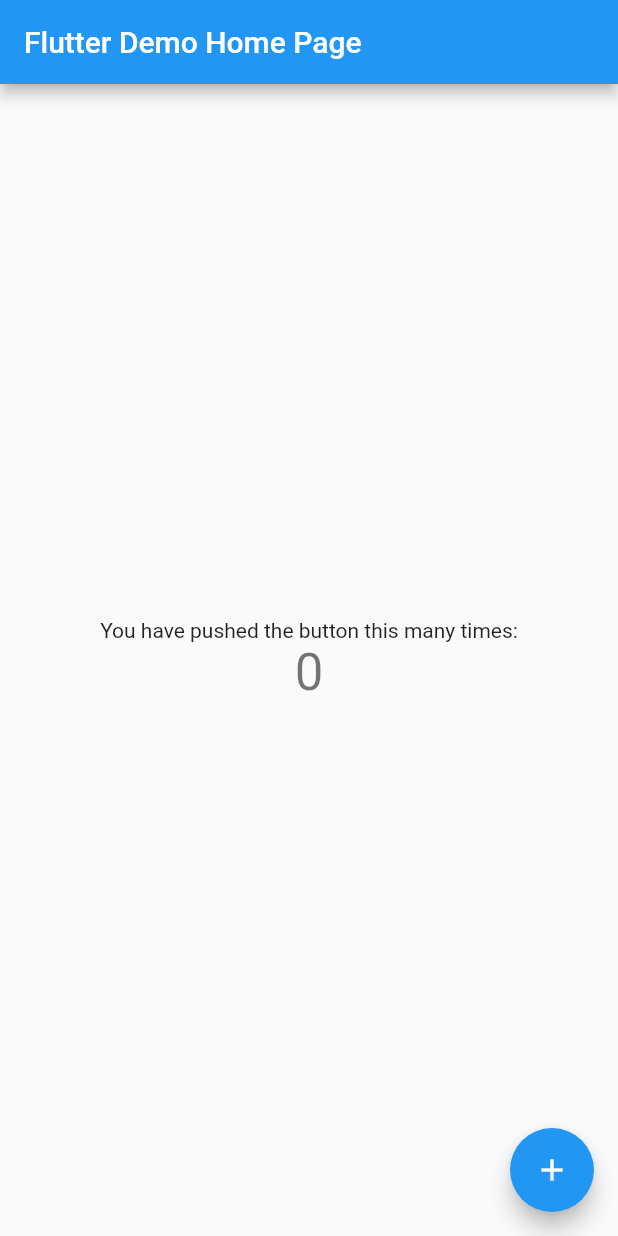
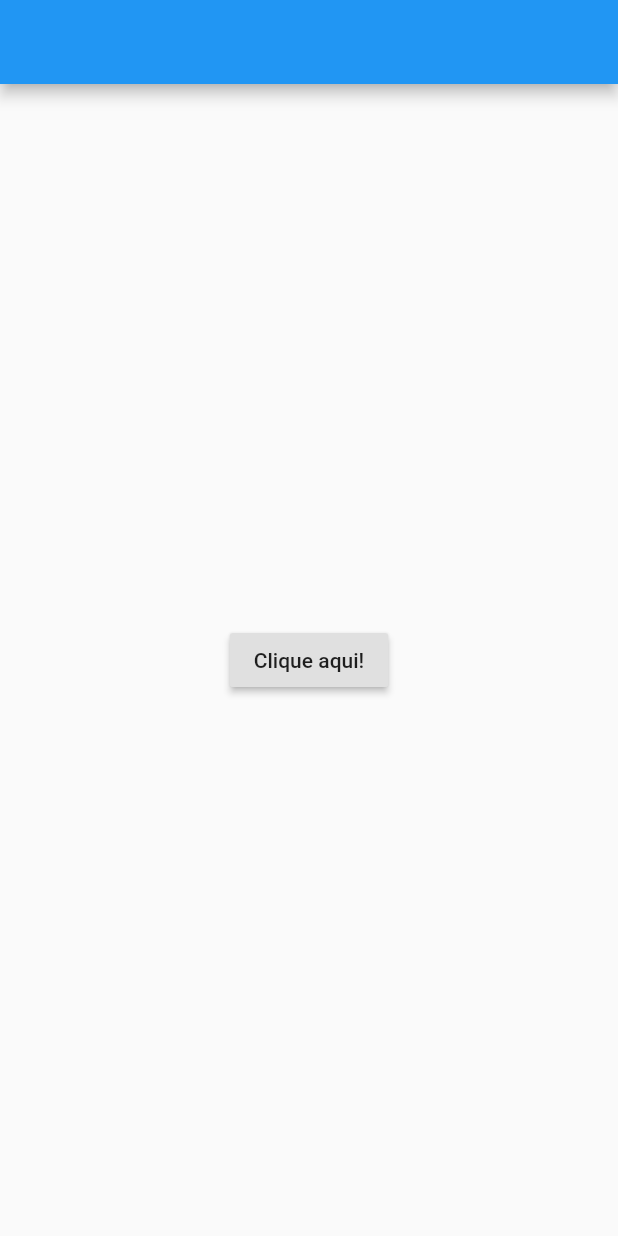
Before and after one commit to MarcosOtake/Flutter-CookBook, a Flutter app: the screen it shows after launch, on a phone screen of 412 x 824 dp. Run offline on Flutter 3.47's test engine with Material 2 defaults, Android fonts, the phone set to English and light mode, and no system bars.

Commit message:
animation page route

```diff
--- /dev/null
+++ b/lib/animation/PageRouteAnimation.dart
@@ -0,0 +1,49 @@
+import 'package:flutter/material.dart';
+
+class PageRouteAnimation extends StatefulWidget {
+  @override
+  _PageRouteAnimationState createState() => _PageRouteAnimationState();
+}
+
+class _PageRouteAnimationState extends State<PageRouteAnimation> {
+  Widget build(BuildContext context) {
+    return Scaffold(
+      appBar: AppBar(),
+      body: Center(
+        child: RaisedButton(
+          child: Text('Clique aqui!'),
+          onPressed: () {
+            Navigator.of(context).push(_createRoute());
+          },
+        ),
+      ),
+    );
+  }
+}
+
+Route _createRoute() {
+  return PageRouteBuilder(
+    pageBuilder: (context, animation, secondaryAnimation) => Page2(),
+    transitionsBuilder: (context, animation, secondaryAnimation, child) {
+      return child;
+    },
+  );
+}
+
+class Page2 extends StatelessWidget {
+  Widget build(BuildContext context) {
+    return Scaffold(
+      appBar: AppBar(
+        centerTitle: true,
+        title: Text("Pagina 2"),
+      ),
+      body: Center(
+        child: Text('(Pagina 2) - viu como é facil !!!',
+        style: TextStyle(
+          fontSize: 20
+
+          ),),
+      ),
+    );
+  }
+}
--- a/lib/main.dart
+++ b/lib/main.dart
@@ -1,113 +1,11 @@
 import 'package:flutter/material.dart';
+import 'package:flutter_cookbook/animation/PageRouteAnimation.dart';
+
 
 void main() {
-  runApp(MyApp());
+  runApp(
+    MaterialApp(
+      debugShowCheckedModeBanner: false,
+      home: PageRouteAnimation(),
+    ));
 }
-
-class MyApp extends StatelessWidget {
-  // This widget is the root of your application.
-  @override
-  Widget build(BuildContext context) {
-    return MaterialApp(
-      title: 'Flutter Demo',
-      theme: ThemeData(
-        // This is the theme of your application.
-        //
-        // Try running your application with "flutter run". You'll see the
-        // application has a blue toolbar. Then, without quitting the app, try
-        // changing the primarySwatch below to Colors.green and then invoke
-        // "hot reload" (press "r" in the console where you ran "flutter run",
-        // or simply save your changes to "hot reload" in a Flutter IDE).
-        // Notice that the counter didn't reset back to zero; the application
-        // is not restarted.
-        primarySwatch: Colors.blue,
-      ),
-      home: MyHomePage(title: 'Flutter Demo Home Page'),
-    );
-  }
-}
-
-class MyHomePage extends StatefulWidget {
-  MyHomePage({Key key, this.title}) : super(key: key);
-
-  // This widget is the home page of your application. It is stateful, meaning
-  // that it has a State object (defined below) that contains fields that affect
-  // how it looks.
-
-  // This class is the configuration for the state. It holds the values (in this
-  // case the title) provided by the parent (in this case the App widget) and
-  // used by the build method of the State. Fields in a Widget subclass are
-  // always marked "final".
-
-  final String title;
-
-  @override
-  _MyHomePageState createState() => _MyHomePageState();
-}
-
-class _MyHomePageState extends State<MyHomePage> {
-  int _counter = 0;
-
-  void _incrementCounter() {
-    setState(() {
-      // This call to setState tells the Flutter framework that something has
-      // changed in this State, which causes it to rerun the build method below
-      // so that the display can reflect the updated values. If we changed
-      // _counter without calling setState(), then the build method would not be
-      // called again, and so nothing would appear to happen.
-      _counter++;
-    });
-  }
-
-  @override
-  Widget build(BuildContext context) {
-    // This method is rerun every time setState is called, for instance as done
-    // by the _incrementCounter method above.
-    //
-    // The Flutter framework has been optimized to make rerunning build methods
-    // fast, so that you can just rebuild anything that needs updating rather
-    // than having to individually change instances of widgets.
-    return Scaffold(
-      appBar: AppBar(
-        // Here we take the value from the MyHomePage object that was created by
-        // the App.build method, and use it to set our appbar title.
-        title: Text(widget.title),
-      ),
-      body: Center(
-        // Center is a layout widget. It takes a single child and positions it
-        // in the middle of the parent.
-        child: Column(
-          // Column is also a layout widget. It takes a list of children and
-          // arranges them vertically. By default, it sizes itself to fit its
-          // children horizontally, and tries to be as tall as its parent.
-          //
-          // Invoke "debug painting" (press "p" in the console, choose the
-          // "Toggle Debug Paint" action from the Flutter Inspector in Android
-          // Studio, or the "Toggle Debug Paint" command in Visual Studio Code)
-          // to see the wireframe for each widget.
-          //
-          // Column has various properties to control how it sizes itself and
-          // how it positions its children. Here we use mainAxisAlignment to
-          // center the children vertically; the main axis here is the vertical
-          // axis because Columns are vertical (the cross axis would be
-          // horizontal).
-          mainAxisAlignment: MainAxisAlignment.center,
-          children: <Widget>[
-            Text(
-              'You have pushed the button this many times:',
-            ),
-            Text(
-              '$_counter',
-              style: Theme.of(context).textTheme.headline4,
-            ),
-          ],
-        ),
-      ),
-      floatingActionButton: FloatingActionButton(
-        onPressed: _incrementCounter,
-        tooltip: 'Increment',
-        child: Icon(Icons.add),
-      ), // This trailing comma makes auto-formatting nicer for build methods.
-    );
-  }
-}
```
